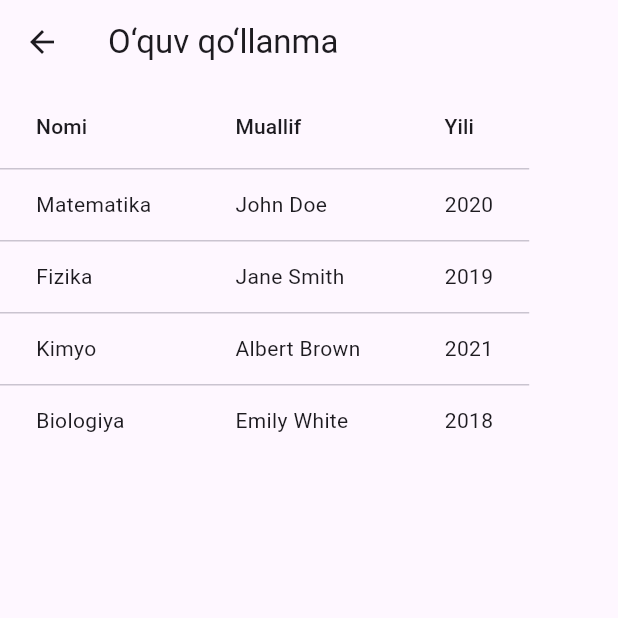
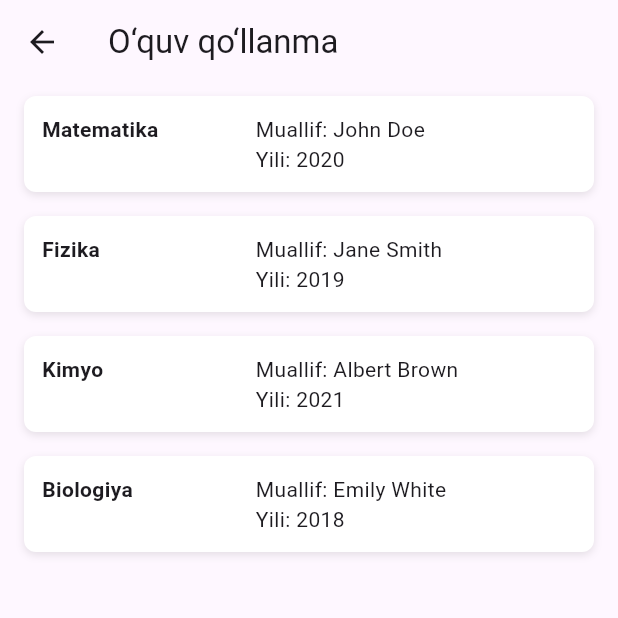
Before and after one commit to Sanjarbek17/tatu_frontend, a Flutter app: the OquvQollanmaScreen screen opened directly, on a phone screen of 412 x 824 dp, the top half of it. Run offline on Flutter 3.47's test engine with Material 3 defaults, Android fonts, the phone set to English and light mode, and no system bars; our stand-ins replace email_validator, file_picker, go_router, shared_preferences; missing offline and left inert: dart:html; accounts and stored records are empty.

Commit message:
Refactor OquvQollanmaScreen and ArticleListWidget: replace DataTable with ListView for better performance and UI consistency, enhance layout with improved styling and padding.

```diff
--- a/lib/web/screens/professor/oquv_qollanma_screen.dart
+++ b/lib/web/screens/professor/oquv_qollanma_screen.dart
@@ -14,25 +14,51 @@ class OquvQollanmaScreen extends StatelessWidget {
 
     return Scaffold(
       appBar: AppBar(title: const Text('O‘quv qo‘llanma')),
-      body: SingleChildScrollView(
-        scrollDirection: Axis.horizontal,
-        child: DataTable(
-          columns: const [
-            DataColumn(label: Text('Nomi')),
-            DataColumn(label: Text('Muallif')),
-            DataColumn(label: Text('Yili')),
+      body: ListView.builder(
+        itemCount: data.length,
+        itemBuilder: (context, index) {
+          final item = data[index];
+          return Padding(
+        padding: const EdgeInsets.symmetric(
+          vertical: 8.0,
+          horizontal: 16.0,
+        ),
+        child: Container(
+          decoration: BoxDecoration(
+            color: Colors.white,
+            borderRadius: BorderRadius.circular(8.0),
+            boxShadow: [
+          BoxShadow(
+            color: Colors.black.withOpacity(0.1),
+            blurRadius: 4.0,
+            offset: const Offset(0, 2),
+          ),
+            ],
+          ),
+          child: Padding(
+            padding: const EdgeInsets.all(12.0),
+            child: Row(
+          crossAxisAlignment: CrossAxisAlignment.start,
+          children: [
+            Expanded(
+              flex: 2,
+              child: Text(
+            item['title']!,
+            style: const TextStyle(fontWeight: FontWeight.bold),
+              ),
+            ),
+            Expanded(
+              flex: 3,
+              child: Text(
+            'Muallif: ${item['author']!}\nYili: ${item['year']!}',
+              ),
+            ),
           ],
-          rows:
-              data.map((item) {
-                return DataRow(
-                  cells: [
-                    DataCell(Text(item['title']!)),
-                    DataCell(Text(item['author']!)),
-                    DataCell(Text(item['year']!)),
-                  ],
-                );
-              }).toList(),
+            ),
+          ),
         ),
+          );
+        },
       ),
     );
   }
```
Also changed, not shown: lib/web/widgets/article_list_widget.dart (+97 -28 lines).
